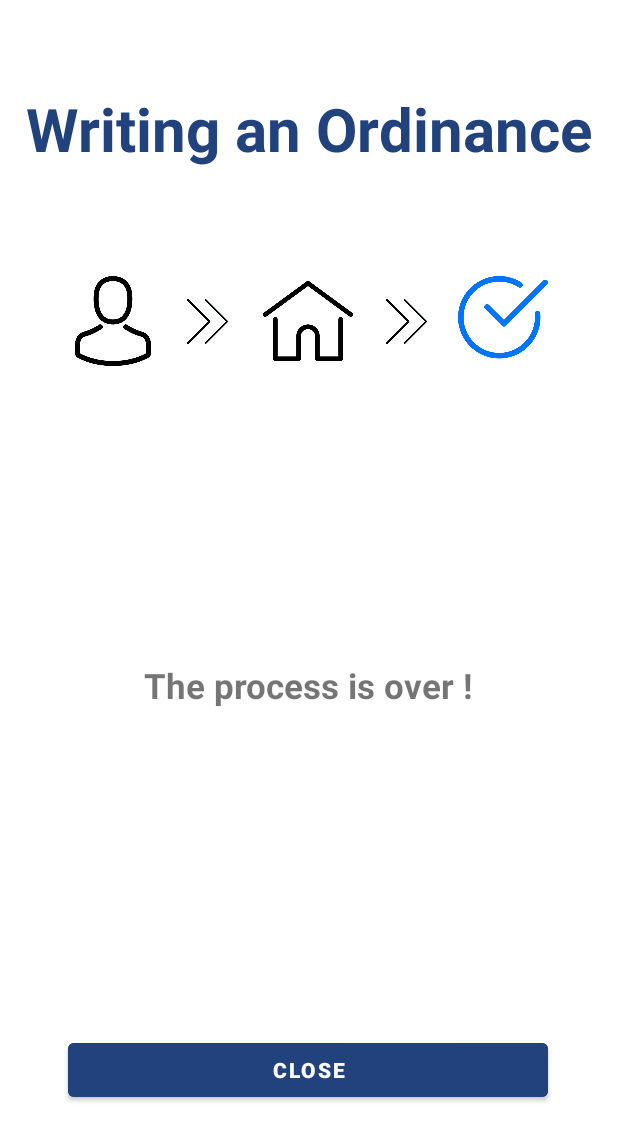
After one commit to saemmilee/Garim, an Android app: the layout activity_write_finish.xml on its own in the app's theme, with its tools: preview values and no code run, on a phone screen of 412 x 824 dp. The commit adds this screen. Shown: the top 1141 px of the screen. Run offline under Robolectric (Android 15) with nearby library versions, the phone set to English and light mode, and no system bars.

Commit message:
residence confirmation

```diff
--- a/app/build.gradle
+++ b/app/build.gradle
@@ -8,7 +8,7 @@ android {
 
     defaultConfig {
         applicationId "com.inhatc.garim"
-        minSdkVersion 28
+        minSdkVersion 27
         targetSdkVersion 30
         versionCode 1
         versionName "1.0"
--- a/app/src/main/java/com/inhatc/garim/ApplyFragment.java
+++ b/app/src/main/java/com/inhatc/garim/ApplyFragment.java
@@ -12,6 +12,9 @@ import android.widget.Button;
 import android.widget.EditText;
 import android.widget.RadioButton;
 import android.widget.RadioGroup;
+
+import com.google.firebase.database.DatabaseReference;
+import com.google.firebase.database.FirebaseDatabase;
 
 import java.util.HashMap;
 
--- /dev/null
+++ b/app/src/main/res/layout/activity_write_finish.xml
@@ -0,0 +1,112 @@
+<?xml version="1.0" encoding="utf-8"?>
+<androidx.constraintlayout.widget.ConstraintLayout xmlns:android="http://schemas.android.com/apk/res/android"
+    xmlns:app="http://schemas.android.com/apk/res-auto"
+    xmlns:tools="http://schemas.android.com/tools"
+    android:layout_width="match_parent"
+    android:layout_height="match_parent"
+    tools:context=".MainActivity">
+
+    <TextView
+        android:id="@+id/textView1"
+        android:layout_width="wrap_content"
+        android:layout_height="wrap_content"
+        android:text="Writing an Ordinance"
+        android:textColor="#21427d"
+        android:textSize="40dp"
+        android:textStyle="bold"
+        app:layout_constraintBottom_toBottomOf="parent"
+        app:layout_constraintEnd_toEndOf="parent"
+        app:layout_constraintStart_toStartOf="parent"
+        app:layout_constraintTop_toTopOf="parent"
+        app:layout_constraintVertical_bias="0.076" />
+
+    <ImageView
+        android:id="@+id/houseimage"
+        android:layout_width="60dp"
+        android:layout_height="60dp"
+        android:src="@drawable/house"
+        app:layout_constraintBottom_toBottomOf="parent"
+        app:layout_constraintEnd_toEndOf="parent"
+        app:layout_constraintHorizontal_bias="0.498"
+        app:layout_constraintStart_toStartOf="parent"
+        app:layout_constraintTop_toTopOf="parent"
+        app:layout_constraintVertical_bias="0.241" />
+
+    <ImageView
+        android:id="@+id/checkmarkImage"
+        android:layout_width="60dp"
+        android:layout_height="60dp"
+        android:src="@drawable/checkmark_color"
+        app:layout_constraintBottom_toBottomOf="parent"
+        app:layout_constraintEnd_toEndOf="parent"
+        app:layout_constraintHorizontal_bias="0.868"
+        app:layout_constraintStart_toStartOf="parent"
+        app:layout_constraintTop_toTopOf="parent"
+        app:layout_constraintVertical_bias="0.241" />
+
+    <ImageView
+        android:id="@+id/arrowsImage1"
+        android:layout_width="30dp"
+        android:layout_height="30dp"
+        android:src="@drawable/two_arrows"
+        app:layout_constraintBottom_toBottomOf="parent"
+        app:layout_constraintEnd_toEndOf="parent"
+        app:layout_constraintHorizontal_bias="0.322"
+        app:layout_constraintStart_toStartOf="parent"
+        app:layout_constraintTop_toTopOf="parent"
+        app:layout_constraintVertical_bias="0.251" />
+
+    <ImageView
+        android:id="@+id/arrowsImage2"
+        android:layout_width="30dp"
+        android:layout_height="30dp"
+        android:src="@drawable/two_arrows"
+        app:layout_constraintBottom_toBottomOf="parent"
+        app:layout_constraintEnd_toEndOf="parent"
+        app:layout_constraintHorizontal_bias="0.671"
+        app:layout_constraintStart_toStartOf="parent"
+        app:layout_constraintTop_toTopOf="parent"
+        app:layout_constraintVertical_bias="0.251" />
+
+    <ImageView
+        android:id="@+id/evatarImage"
+        android:layout_width="60dp"
+        android:layout_height="60dp"
+        android:src="@drawable/avatar"
+        app:layout_constraintBottom_toBottomOf="parent"
+        app:layout_constraintEnd_toEndOf="parent"
+        app:layout_constraintHorizontal_bias="0.128"
+        app:layout_constraintStart_toStartOf="parent"
+        app:layout_constraintTop_toTopOf="parent"
+        app:layout_constraintVertical_bias="0.241" />
+
+    <Button
+        android:id="@+id/btnClose"
+        android:layout_width="320dp"
+        android:layout_height="wrap_content"
+        android:backgroundTint="#21427d"
+        android:text="CLOSE"
+        android:textStyle="bold"
+        app:layout_constraintBottom_toBottomOf="parent"
+        app:layout_constraintEnd_toEndOf="parent"
+        app:layout_constraintHorizontal_bias="0.494"
+        app:layout_constraintStart_toStartOf="parent"
+        app:layout_constraintTop_toTopOf="parent"
+        app:layout_constraintVertical_bias="0.888" />
+
+    <TextView
+        android:id="@+id/textView3"
+        android:layout_width="334dp"
+        android:layout_height="34dp"
+        android:text="The process is over !"
+        android:textSize="23dp"
+        android:textStyle="bold"
+        android:gravity="center_horizontal"
+        app:layout_constraintBottom_toBottomOf="parent"
+        app:layout_constraintEnd_toEndOf="parent"
+        app:layout_constraintHorizontal_bias="0.493"
+        app:layout_constraintStart_toStartOf="parent"
+        app:layout_constraintTop_toTopOf="parent"
+        app:layout_constraintVertical_bias="0.559" />
+
+</androidx.constraintlayout.widget.ConstraintLayout>
--- a/app/src/main/res/layout/activity_write_residence.xml
+++ b/app/src/main/res/layout/activity_write_residence.xml
@@ -100,7 +100,6 @@
         android:layout_height="48dp"
         android:ems="10"
         android:inputType="textPersonName"
-        android:text="이샘미"
         app:layout_constraintBottom_toBottomOf="parent"
         app:layout_constraintEnd_toEndOf="parent"
         app:layout_constraintHorizontal_bias="0.682"
@@ -167,7 +166,6 @@
         android:layout_width="153dp"
         android:layout_height="48dp"
         android:ems="10"
-        android:text="4 0 0 0 0 0 0"
         android:textAlignment="center"
         app:layout_constraintBottom_toBottomOf="parent"
         app:layout_constraintEnd_toEndOf="parent"
@@ -193,7 +191,6 @@
         android:layout_width="135dp"
         android:layout_height="48dp"
         android:ems="10"
-        android:text="0 0 0 4 0 7"
         android:textAlignment="center"
         app:layout_constraintBottom_toBottomOf="parent"
         app:layout_constraintEnd_toEndOf="parent"
```
Also changed, not shown: app/src/main/java/com/inhatc/garim/WriteResidenceActivity.java (+77 -11 lines), app/src/main/res/layout/activity_signature_residence.xml (+11 -11 lines).
